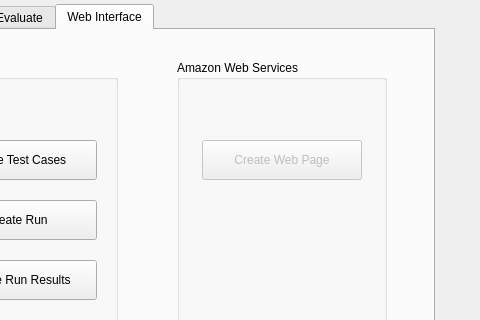
Above: tools/auto-tester/src/ui/AutoTester.ui from vircadia/vircadia-native-core before the change; both pictures show x 240 to 720 and y 172 to 492 of the 720 by 870 pixel window. Below: the same form after it.
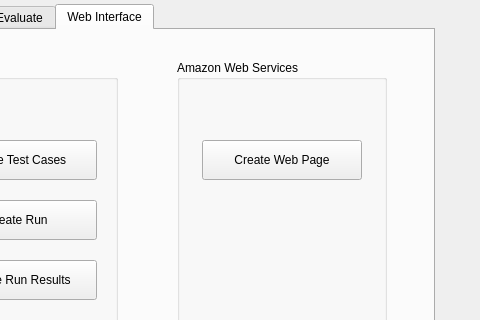
That is the form after the change. The open tabs and pages were chosen to show the change.

Patch:
```diff
--- a/tools/auto-tester/src/ui/AutoTester.ui
+++ b/tools/auto-tester/src/ui/AutoTester.ui
@@ -680,7 +680,7 @@
       </property>
       <widget class="QPushButton" name="createWebPagePushButton">
        <property name="enabled">
-        <bool>false</bool>
+        <bool>true</bool>
        </property>
        <property name="geometry">
         <rect>
```
Left out of the diff: 2 changed lines with no effect on the pictures.
